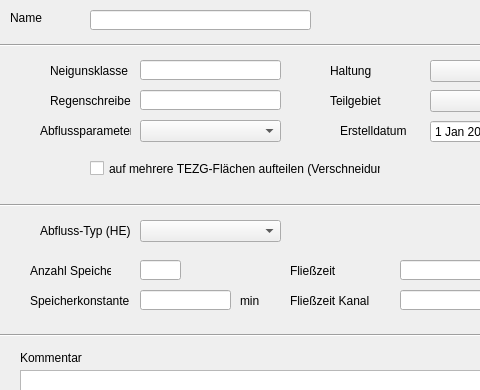
Before: the Qt Designer form eingabemasken/flaechen.ui in hoettges/QKan, drawn with Qt 5; both pictures show x 0 to 480 and y 0 to 390 of the 647 by 508 pixel window.
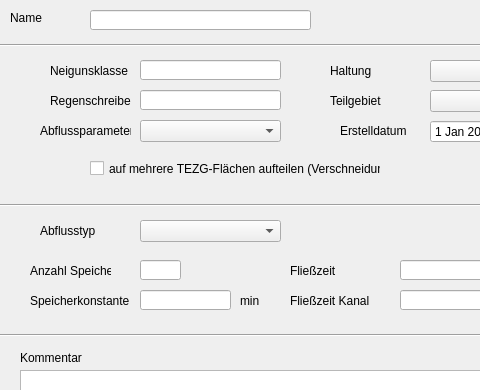
After: the same form once the commit is applied. Custom widgets are drawn as their Qt base class.

What changed in the file:
```diff
--- a/eingabemasken/flaechen.ui
+++ b/eingabemasken/flaechen.ui
@@ -237,7 +237,7 @@
      </rect>
     </property>
     <property name="text">
-     <string>Abfluss-Typ (HE)</string>
+     <string>Abflusstyp</string>
     </property>
    </widget>
    <widget class="Line" name="line_3">
```
Left out of the diff: 4 changed lines with no effect on the pictures.
